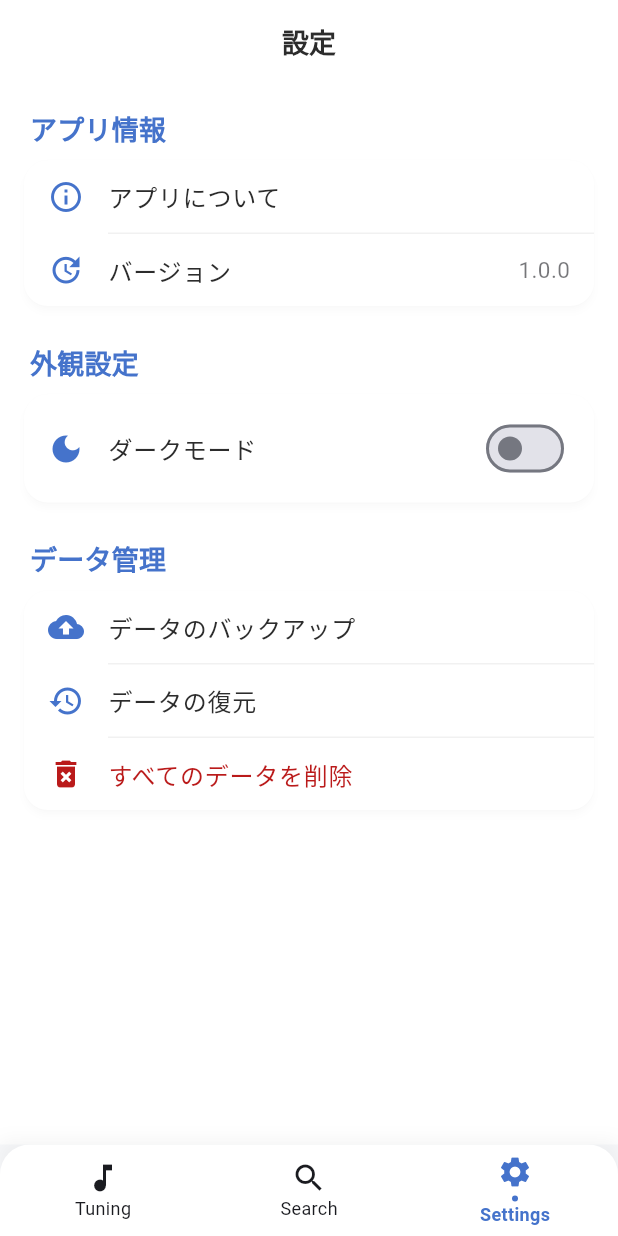
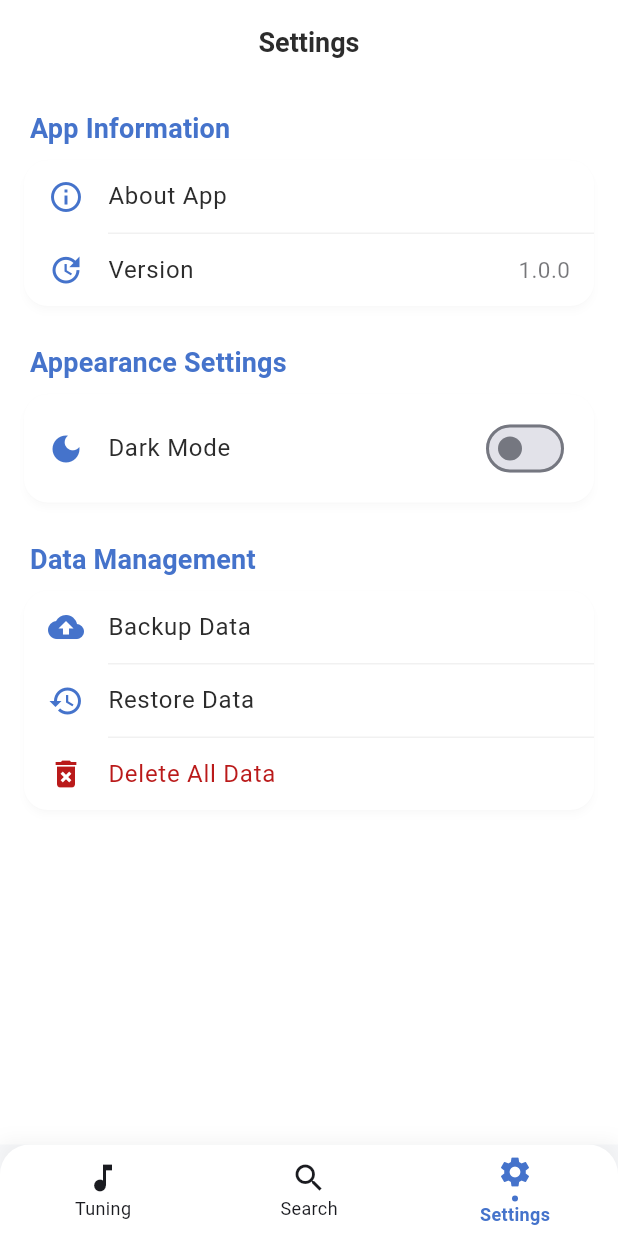
Before and after one commit to kabikira/tune_chord_sample, a Flutter app: the screen it shows after launch, item 3 of the bottom bar chosen, on a phone screen of 412 x 824 dp. Run offline on Flutter 3.47's test engine with Material 3 defaults, Android fonts, the phone set to English and light mode, and no system bars; our stand-ins replace drift, flutter_hooks, gap, go_router, hooks_riverpod, logger and 1 more; missing offline and left inert: sqlite3; accounts and stored records are empty; generated files the repository leaves out were written again.

Commit message:
feat: 設定画面の完全な多言語対応を実装
- ローカライゼーションファイル（app_ja.arb、app_en.arb）に設定画面用の24個の新しい文字列を追加
- settings.dartのハードコードされた日本語文字列をローカライゼーション文字列に置き換え
- アプリバーのタイトル、セクションヘッダー、設定項目ラベルを多言語対応
- アプリについてダイアログとデータ削除確認ダイアログを多言語対応
- アプリの言語設定に応じて日本語・英語で表示されるように改善

🤖 Generated with [Claude Code](https://claude.ai/code)

Co-Authored-By: Claude <noreply@anthropic.com>

```diff
--- a/lib/l10n/app_en.arb
+++ b/lib/l10n/app_en.arb
@@ -358,5 +358,86 @@
         "type": "String"
       }
     }
+  },
+  "settings": "Settings",
+  "@settings": {
+    "description": "Settings screen title"
+  },
+  "appInfo": "App Information",
+  "@appInfo": {
+    "description": "App information section title"
+  },
+  "aboutApp": "About App",
+  "@aboutApp": {
+    "description": "About app item label"
+  },
+  "version": "Version",
+  "@version": {
+    "description": "Version item label"
+  },
+  "appearanceSettings": "Appearance Settings",
+  "@appearanceSettings": {
+    "description": "Appearance settings section title"
+  },
+  "darkMode": "Dark Mode",
+  "@darkMode": {
+    "description": "Dark mode setting label"
+  },
+  "developerOptions": "Developer Options",
+  "@developerOptions": {
+    "description": "Developer options section title"
+  },
+  "widgetGallery": "Widget Gallery",
+  "@widgetGallery": {
+    "description": "Widget gallery item label"
+  },
+  "dataManagement": "Data Management",
+  "@dataManagement": {
+    "description": "Data management section title"
+  },
+  "backupData": "Backup Data",
+  "@backupData": {
+    "description": "Data backup item label"
+  },
+  "restoreData": "Restore Data",
+  "@restoreData": {
+    "description": "Data restore item label"
+  },
+  "deleteAllData": "Delete All Data",
+  "@deleteAllData": {
+    "description": "Delete all data item label"
+  },
+  "aboutAppTitle": "About App",
+  "@aboutAppTitle": {
+    "description": "About app dialog title"
+  },
+  "appName": "Chord Form Manager",
+  "@appName": {
+    "description": "Application name"
+  },
+  "appDescription": "A guitar chord form management app for alternate tunings. Record and manage chord forms across various tunings.",
+  "@appDescription": {
+    "description": "Application description"
+  },
+  "versionLabel": "Version: {version}",
+  "@versionLabel": {
+    "description": "Version display label",
+    "placeholders": {
+      "version": {
+        "type": "String"
+      }
+    }
+  },
+  "deleteData": "Delete Data",
+  "@deleteData": {
+    "description": "Delete data dialog title"
+  },
+  "deleteDataWarning": "All tuning and chord form data will be deleted",
+  "@deleteDataWarning": {
+    "description": "Data deletion warning message"
+  },
+  "deleteDataDescription": "This action cannot be undone. All data will be permanently deleted.",
+  "@deleteDataDescription": {
+    "description": "Data deletion detailed description"
   }
 }
--- a/lib/l10n/app_localizations.dart
+++ b/lib/l10n/app_localizations.dart
@@ -640,6 +640,120 @@ abstract class AppLocalizations {
   /// In en, this message translates to:
   /// **'An error occurred during search: {error}'**
   String searchError(String error);
+
+  /// Settings screen title
+  ///
+  /// In en, this message translates to:
+  /// **'Settings'**
+  String get settings;
+
+  /// App information section title
+  ///
+  /// In en, this message translates to:
+  /// **'App Information'**
+  String get appInfo;
+
+  /// About app item label
+  ///
+  /// In en, this message translates to:
+  /// **'About App'**
+  String get aboutApp;
+
+  /// Version item label
+  ///
+  /// In en, this message translates to:
+  /// **'Version'**
+  String get version;
+
+  /// Appearance settings section title
+  ///
+  /// In en, this message translates to:
+  /// **'Appearance Settings'**
+  String get appearanceSettings;
+
+  /// Dark mode setting label
+  ///
+  /// In en, this message translates to:
+  /// **'Dark Mode'**
+  String get darkMode;
+
+  /// Developer options section title
+  ///
+  /// In en, this message translates to:
+  /// **'Developer Options'**
+  String get developerOptions;
+
+  /// Widget gallery item label
+  ///
+  /// In en, this message translates to:
+  /// **'Widget Gallery'**
+  String get widgetGallery;
+
+  /// Data management section title
+  ///
+  /// In en, this message translates to:
+  /// **'Data Management'**
+  String get dataManagement;
+
+  /// Data backup item label
+  ///
+  /// In en, this message translates to:
+  /// **'Backup Data'**
+  String get backupData;
+
+  /// Data restore item label
+  ///
+  /// In en, this message translates to:
+  /// **'Restore Data'**
+  String get restoreData;
+
+  /// Delete all data item label
+  ///
+  /// In en, this message translates to:
+  /// **'Delete All Data'**
+  String get deleteAllData;
+
+  /// About app dialog title
+  ///
+  /// In en, this message translates to:
+  /// **'About App'**
+  String get aboutAppTitle;
+
+  /// Application name
+  ///
+  /// In en, this message translates to:
+  /// **'Chord Form Manager'**
+  String get appName;
+
+  /// Application description
+  ///
+  /// In en, this message translates to:
+  /// **'A guitar chord form management app for alternate tunings. Record and manage chord forms across various tunings.'**
+  String get appDescription;
+
+  /// Version display label
+  ///
+  /// In en, this message translates to:
+  /// **'Version: {version}'**
+  String versionLabel(String version);
+
+  /// Delete data dialog title
+  ///
+  /// In en, this message translates to:
+  /// **'Delete Data'**
+  String get deleteData;
+
+  /// Data deletion warning message
+  ///
+  /// In en, this message translates to:
+  /// **'All tuning and chord form data will be deleted'**
+  String get deleteDataWarning;
+
+  /// Data deletion detailed description
+  ///
+  /// In en, this message translates to:
+  /// **'This action cannot be undone. All data will be permanently deleted.'**
+  String get deleteDataDescription;
 }
 
 class _AppLocalizationsDelegate extends LocalizationsDelegate<AppLocalizations> {
--- a/lib/l10n/app_localizations_en.dart
+++ b/lib/l10n/app_localizations_en.dart
@@ -300,4 +300,63 @@ class AppLocalizationsEn extends AppLocalizations {
   String searchError(String error) {
     return 'An error occurred during search: $error';
   }
+
+  @override
+  String get settings => 'Settings';
+
+  @override
+  String get appInfo => 'App Information';
+
+  @override
+  String get aboutApp => 'About App';
+
+  @override
+  String get version => 'Version';
+
+  @override
+  String get appearanceSettings => 'Appearance Settings';
+
+  @override
+  String get darkMode => 'Dark Mode';
+
+  @override
+  String get developerOptions => 'Developer Options';
+
+  @override
+  String get widgetGallery => 'Widget Gallery';
+
+  @override
+  String get dataManagement => 'Data Management';
+
+  @override
+  String get backupData => 'Backup Data';
+
+  @override
+  String get restoreData => 'Restore Data';
+
+  @override
+  String get deleteAllData => 'Delete All Data';
+
+  @override
+  String get aboutAppTitle => 'About App';
+
+  @override
+  String get appName => 'Chord Form Manager';
+
+  @override
+  String get appDescription => 'A guitar chord form management app for alternate tunings. Record and manage chord forms across various tunings.';
+
+  @override
+  String versionLabel(String version) {
+    return 'Version: $version';
+  }
+
+  @override
+  String get deleteData => 'Delete Data';
+
+  @override
+  String get deleteDataWarning => 'All tuning and chord form data will be deleted';
+
+  @override
+  String get deleteDataDescription => 'This action cannot be undone. All data will be permanently deleted.';
 }
--- a/lib/src/pages/settings/settings.dart
+++ b/lib/src/pages/settings/settings.dart
@@ -1,5 +1,6 @@
 import 'package:flutter/foundation.dart';
 import 'package:flutter/material.dart';
+import 'package:tune_chord_sample/l10n/app_localizations.dart';
 import 'package:tune_chord_sample/src/pages/settings/widget_gallery.dart';
 
 class Settings extends StatelessWidget {
@@ -8,11 +9,12 @@ class Settings extends StatelessWidget {
   @override
   Widget build(BuildContext context) {
     final theme = Theme.of(context);
+    final l10n = AppLocalizations.of(context)!;
 
     return Scaffold(
       backgroundColor: theme.colorScheme.surface.withValues(alpha: 0.95),
       appBar: AppBar(
-        title: const Text('設定'),
+        title: Text(l10n.settings),
         elevation: 0,
         centerTitle: true,
         shape: const RoundedRectangleBorder(
@@ -25,7 +27,7 @@ class Settings extends StatelessWidget {
           crossAxisAlignment: CrossAxisAlignment.start,
           children: [
             // アプリ情報セクション
-            _buildSectionHeader(context, 'アプリ情報'),
+            _buildSectionHeader(context, l10n.appInfo),
             const SizedBox(height: 8),
             _buildSettingsCard(
               context,
@@ -33,7 +35,7 @@ class Settings extends StatelessWidget {
                 _buildSettingsItem(
                   context,
                   icon: Icons.info_outline,
-                  title: 'アプリについて',
+                  title: l10n.aboutApp,
                   onTap: () {
                     // アプリ情報ダイアログを表示
                     _showAboutDialog(context);
@@ -43,7 +45,7 @@ class Settings extends StatelessWidget {
                 _buildSettingsItem(
                   context,
                   icon: Icons.update,
-                  title: 'バージョン',
+                  title: l10n.version,
                   trailing: Text(
                     '1.0.0',
                     style: theme.textTheme.bodyMedium?.copyWith(
@@ -57,7 +59,7 @@ class Settings extends StatelessWidget {
             const SizedBox(height: 24),
 
             // 外観設定セクション
-            _buildSectionHeader(context, '外観設定'),
+            _buildSectionHeader(context, l10n.appearanceSettings),
             const SizedBox(height: 8),
             _buildSettingsCard(
               context,
@@ -65,7 +67,7 @@ class Settings extends StatelessWidget {
                 _buildSettingsItem(
                   context,
                   icon: Icons.dark_mode,
-                  title: 'ダークモード',
+                  title: l10n.darkMode,
                   trailing: Switch.adaptive(
                     value: false, // 実際の値は状態管理で制御
                     onChanged: (value) {
@@ -80,7 +82,7 @@ class Settings extends StatelessWidget {
 
             // 開発者セクション（デバッグ時のみ表示）
             if (kDebugMode) ...[
-              _buildSectionHeader(context, '開発者向け'),
+              _buildSectionHeader(context, l10n.developerOptions),
               const SizedBox(height: 8),
               _buildSettingsCard(
                 context,
@@ -88,7 +90,7 @@ class Settings extends StatelessWidget {
                   _buildSettingsItem(
                     context,
                     icon: Icons.widgets,
-                    title: 'ウィジェット一覧',
+                    title: l10n.widgetGallery,
                     onTap: () {
                       Navigator.of(context).push(
                         MaterialPageRoute(
@@ -103,7 +105,7 @@ class Settings extends StatelessWidget {
             ],
 
             // データ管理セクション
-            _buildSectionHeader(context, 'データ管理'),
+            _buildSectionHeader(context, l10n.dataManagement),
             const SizedBox(height: 8),
             _buildSettingsCard(
               context,
@@ -111,7 +113,7 @@ class Settings extends StatelessWidget {
                 _buildSettingsItem(
                   context,
                   icon: Icons.backup,
-                  title: 'データのバックアップ',
+                  title: l10n.backupData,
                   onTap: () {
                     // バックアップ処理
                   },
@@ -120,7 +122,7 @@ class Settings extends StatelessWidget {
                 _buildSettingsItem(
                   context,
                   icon: Icons.restore,
-                  title: 'データの復元',
+                  title: l10n.restoreData,
                   onTap: () {
                     // 復元処理
                   },
@@ -129,7 +131,7 @@ class Settings extends StatelessWidget {
                 _buildSettingsItem(
                   context,
                   icon: Icons.delete_forever,
-                  title: 'すべてのデータを削除',
+                  title: l10n.deleteAllData,
                   titleColor: theme.colorScheme.error,
                   onTap: () {
                     // 削除確認ダイアログ
@@ -217,6 +219,7 @@ class Settings extends StatelessWidget {
   // アプリ情報ダイアログを表示
   void _showAboutDialog(BuildContext context) {
     final theme = Theme.of(context);
+    final l10n = AppLocalizations.of(context)!;
 
     showDialog(
       context: context,
@@ -229,27 +232,27 @@ class Settings extends StatelessWidget {
               children: [
                 Icon(Icons.music_note, color: theme.colorScheme.primary),
                 const SizedBox(width: 8),
-                const Text('アプリについて'),
+                Text(l10n.aboutAppTitle),
               ],
             ),
             content: Column(
               mainAxisSize: MainAxisSize.min,
               children: [
                 Text(
-                  'コードフォーム管理アプリ',
+                  l10n.appName,
                   style: theme.textTheme.titleMedium?.copyWith(
                     fontWeight: FontWeight.bold,
                   ),
                 ),
                 const SizedBox(height: 8),
                 Text(
-                  '変則チューニングのためのギターコードフォーム管理アプリです。様々なチューニングでのコードフォームを記録・管理できます。',
+                  l10n.appDescription,
                   style: theme.textTheme.bodyMedium,
                   textAlign: TextAlign.center,
                 ),
                 const SizedBox(height: 16),
                 Text(
-                  'バージョン: 1.0.0',
+                  l10n.versionLabel('1.0.0'),
                   style: theme.textTheme.bodySmall?.copyWith(
                     color: theme.colorScheme.onSurface.withValues(alpha: 0.6),
                   ),
@@ -260,7 +263,7 @@ class Settings extends StatelessWidget {
               TextButton(
                 onPressed: () => Navigator.of(context).pop(),
                 child: Text(
-                  '閉じる',
+                  l10n.close,
                   style: TextStyle(color: theme.colorScheme.primary),
                 ),
               ),
@@ -272,6 +275,7 @@ class Settings extends StatelessWidget {
   // データ削除確認ダイアログを表示
   void _showDeleteConfirmDialog(BuildContext context) {
     final theme = Theme.of(context);
+    final l10n = AppLocalizations.of(context)!;
 
     showDialog(
       context: context,
@@ -280,7 +284,7 @@ class Settings extends StatelessWidget {
             shape: RoundedRectangleBorder(
               borderRadius: BorderRadius.circular(16),
             ),
-            title: const Text('データを削除'),
+            title: Text(l10n.deleteData),
             content: Column(
               mainAxisSize: MainAxisSize.min,
               crossAxisAlignment: CrossAxisAlignment.start,
@@ -305,7 +309,7 @@ class Settings extends StatelessWidget {
                       const SizedBox(width: 12),
                       Expanded(
                         child: Text(
-                          'すべてのチューニングとコードフォームデータを削除します',
+                          l10n.deleteDataWarning,
                           style: theme.textTheme.bodyMedium?.copyWith(
                             fontWeight: FontWeight.w500,
                           ),
@@ -316,7 +320,7 @@ class Settings extends StatelessWidget {
                 ),
                 const SizedBox(height: 16),
                 Text(
-                  'この操作は取り消せません。すべてのデータが完全に削除されます。',
+                  l10n.deleteDataDescription,
                   style: theme.textTheme.bodySmall?.copyWith(
                     color: theme.colorScheme.onSurface.withValues(alpha: 0.7),
                   ),
@@ -327,7 +331,7 @@ class Settings extends StatelessWidget {
               TextButton(
                 onPressed: () => Navigator.of(context).pop(),
                 child: Text(
-                  'キャンセル',
+                  l10n.cancel,
                   style: TextStyle(color: theme.colorScheme.onSurface),
                 ),
               ),
@@ -343,7 +347,7 @@ class Settings extends StatelessWidget {
                     borderRadius: BorderRadius.circular(12),
                   ),
                 ),
-                child: const Text('削除する'),
+                child: Text(l10n.delete),
               ),
             ],
             actionsPadding: const EdgeInsets.fromLTRB(16, 0, 16, 16),
```
Also changed, not shown: lib/l10n/app_ja.arb (+81 -0 lines), lib/l10n/app_localizations_ja.dart (+59 -0 lines).
